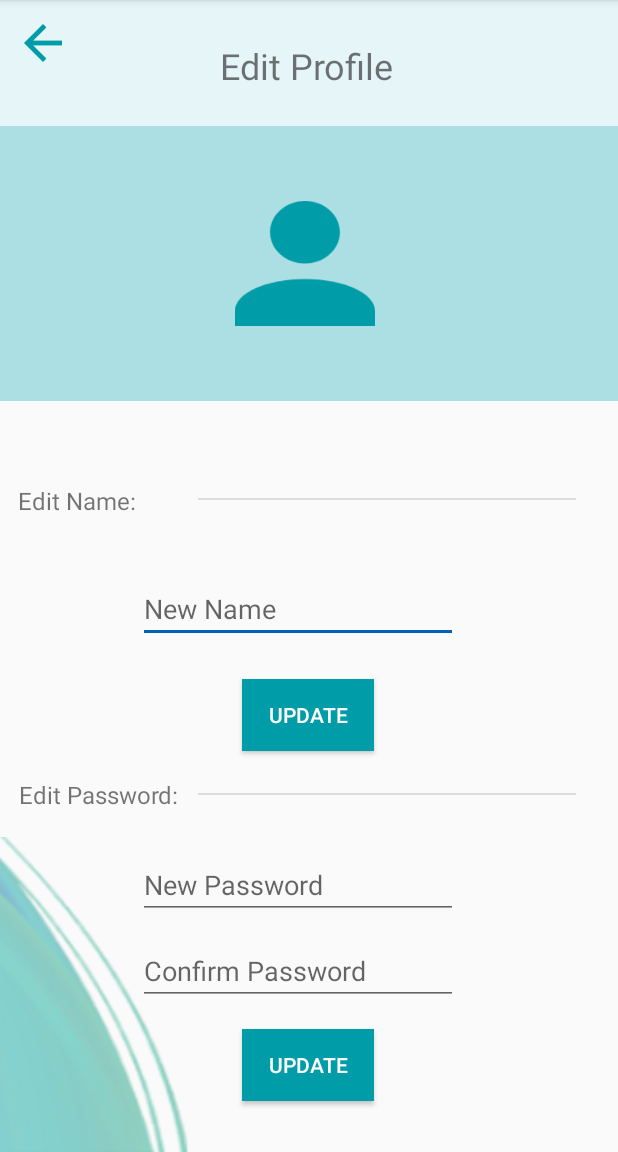
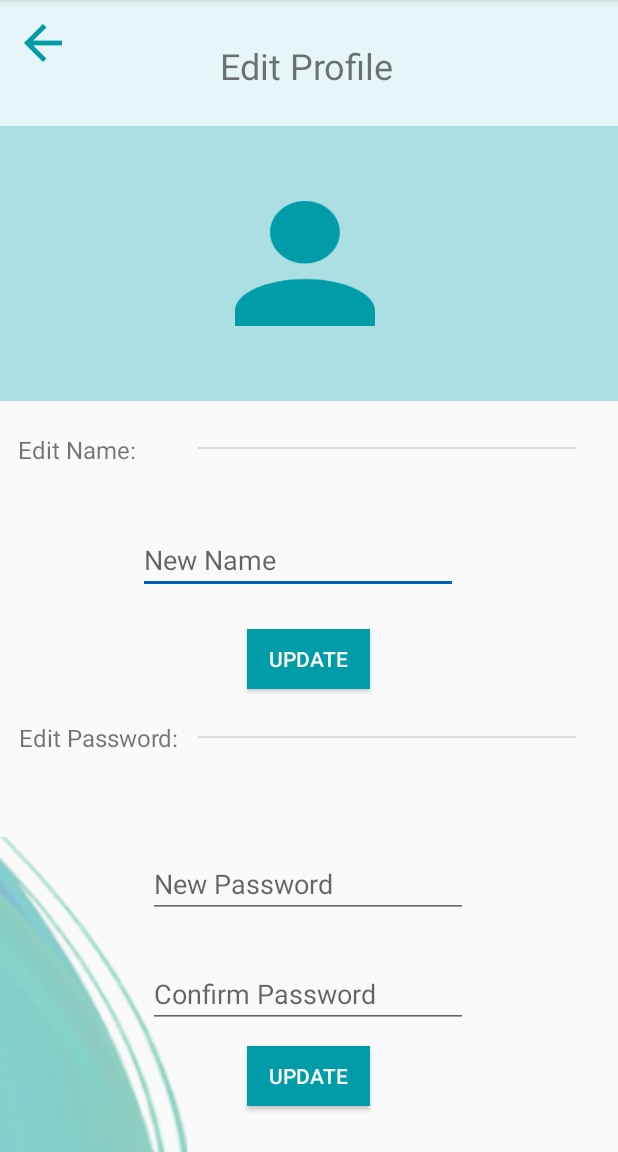
Before and after one commit to gada9900/Saneh, an Android app: the editProfileInfo screen opened directly, with no data from a screen before it, on a phone screen of 412 x 824 dp, the part 84-1236 px from its top. Run offline under Robolectric (Android 15) with nearby library versions, the phone set to English and light mode, and no system bars; our stand-ins replace Firebase (no records; nobody signed in at launch, a user with empty details on screens opened directly); libraries missing offline, so code that uses them is left out: com.google.rpc.context.

Commit message:
Design Updates

```diff
--- a/app/src/main/res/layout/edit_profile_info.xml
+++ b/app/src/main/res/layout/edit_profile_info.xml
@@ -19,17 +19,17 @@
 
     <Button
         android:id="@+id/updateBu2"
-        android:layout_width="wrap_content"
-        android:layout_height="wrap_content"
+        android:layout_width="82dp"
+        android:layout_height="40dp"
         android:background="@color/rectangle_2004_color"
         android:text="Update"
         android:textColor="#FFFFFF"
-        app:layout_constraintBottom_toBottomOf="parent"
+        app:layout_constraintBottom_toTopOf="@+id/divider"
         app:layout_constraintEnd_toEndOf="parent"
         app:layout_constraintHorizontal_bias="0.498"
         app:layout_constraintStart_toStartOf="parent"
-        app:layout_constraintTop_toTopOf="@+id/imageView41"
-        app:layout_constraintVertical_bias="0.629" />
+        app:layout_constraintTop_toBottomOf="@+id/divider3"
+        app:layout_constraintVertical_bias="0.793" />
 
     <View
         android:id="@+id/divider3"
@@ -41,7 +41,7 @@
         app:layout_constraintBottom_toBottomOf="parent"
         app:layout_constraintEnd_toEndOf="parent"
         app:layout_constraintTop_toBottomOf="@+id/imageView38"
-        app:layout_constraintVertical_bias="0.129" />
+        app:layout_constraintVertical_bias="0.062" />
 
     <ImageView
         android:id="@+id/imageView41"
@@ -123,12 +123,12 @@
         android:ems="10"
         android:hint="New Name "
         android:inputType="textPersonName"
-        app:layout_constraintBottom_toBottomOf="parent"
+        app:layout_constraintBottom_toTopOf="@+id/updateBu2"
         app:layout_constraintEnd_toEndOf="parent"
         app:layout_constraintHorizontal_bias="0.462"
         app:layout_constraintStart_toStartOf="parent"
-        app:layout_constraintTop_toTopOf="parent"
-        app:layout_constraintVertical_bias="0.53" />
+        app:layout_constraintTop_toBottomOf="@+id/divider3"
+        app:layout_constraintVertical_bias="0.684" />
 
     <TextView
         android:id="@+id/textView33"
@@ -148,17 +148,17 @@
         android:ems="10"
         android:hint="New Password"
         android:inputType="textPassword"
-        app:layout_constraintBottom_toBottomOf="parent"
+        app:layout_constraintBottom_toTopOf="@+id/editTextTextPassword2"
         app:layout_constraintEnd_toEndOf="parent"
-        app:layout_constraintHorizontal_bias="0.462"
+        app:layout_constraintHorizontal_bias="0.497"
         app:layout_constraintStart_toStartOf="parent"
-        app:layout_constraintTop_toTopOf="@+id/imageView41"
-        app:layout_constraintVertical_bias="0.785" />
+        app:layout_constraintTop_toBottomOf="@+id/divider"
+        app:layout_constraintVertical_bias="0.725" />
 
     <Button
         android:id="@+id/updateBu"
-        android:layout_width="wrap_content"
-        android:layout_height="wrap_content"
+        android:layout_width="82dp"
+        android:layout_height="40dp"
         android:background="@color/rectangle_2004_color"
         android:text="Update"
         android:textColor="#FFFFFF"
@@ -166,22 +166,21 @@
         app:layout_constraintEnd_toEndOf="parent"
         app:layout_constraintHorizontal_bias="0.498"
         app:layout_constraintStart_toStartOf="parent"
-        app:layout_constraintTop_toTopOf="@+id/imageView41"
-        app:layout_constraintVertical_bias="0.953" />
+        app:layout_constraintTop_toBottomOf="@+id/divider"
+        app:layout_constraintVertical_bias="0.87" />
 
     <EditText
         android:id="@+id/editTextTextPassword2"
         android:layout_width="wrap_content"
         android:layout_height="wrap_content"
+        android:layout_marginBottom="12dp"
         android:ems="10"
         android:hint="Confirm Password"
         android:inputType="textPassword"
-        app:layout_constraintBottom_toBottomOf="parent"
+        app:layout_constraintBottom_toTopOf="@+id/updateBu"
         app:layout_constraintEnd_toEndOf="parent"
-        app:layout_constraintHorizontal_bias="0.462"
-        app:layout_constraintStart_toStartOf="parent"
-        app:layout_constraintTop_toTopOf="@+id/imageView41"
-        app:layout_constraintVertical_bias="0.864" />
+        app:layout_constraintHorizontal_bias="0.497"
+        app:layout_constraintStart_toStartOf="parent" />
 
     <View
         android:id="@+id/divider"
@@ -193,6 +192,6 @@
         app:layout_constraintBottom_toBottomOf="parent"
         app:layout_constraintEnd_toEndOf="parent"
         app:layout_constraintTop_toBottomOf="@+id/imageView38"
-        app:layout_constraintVertical_bias="0.523" />
+        app:layout_constraintVertical_bias="0.447" />
 
 </androidx.constraintlayout.widget.ConstraintLayout>
```
Also changed, not shown: app/src/main/res/layout/profile1.xml (+19 -25 lines).
